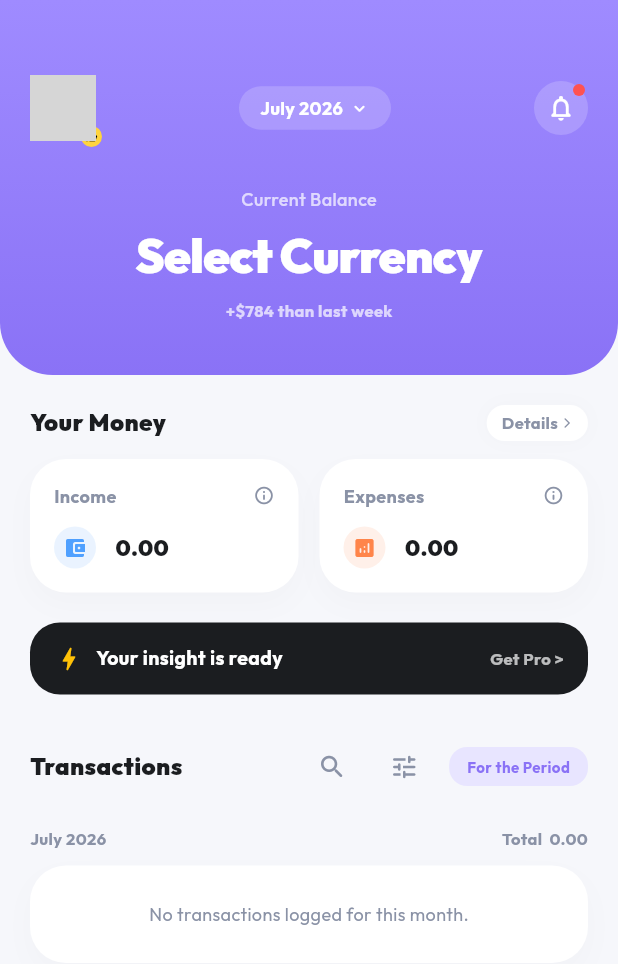
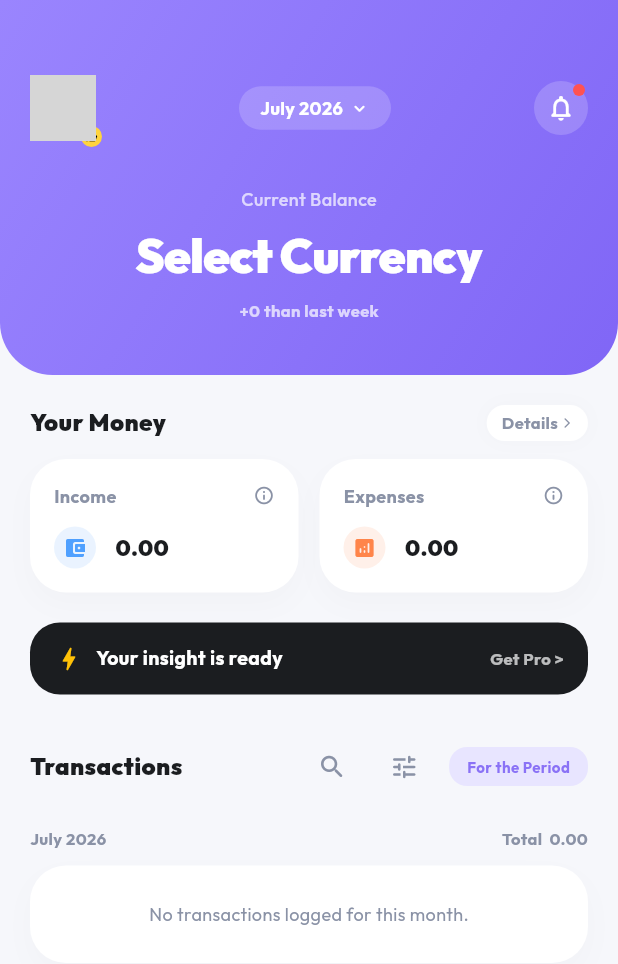
Before and after one commit to RukshanAmodya/Moni, a Flutter app: the DashboardScreen screen opened directly, on a phone screen of 412 x 824 dp. Shown: the top 964 px of the screen. Run offline on Flutter 3.47's test engine with Material 3 defaults, Android fonts, the light colour scheme and no system bars; our stand-ins replace cloud_firestore, firebase_auth, firebase_core, google_fonts, local_auth, shared_preferences; accounts and stored records are empty; network calls fail; grey boxes are pictures that could not be loaded.

Commit message:
UI & Logic: Implement dynamic weekly balance trend metric using active currency and soft diagonal linear gradient shade in header box

```diff
--- a/lib/screens/dashboard_screen.dart
+++ b/lib/screens/dashboard_screen.dart
@@ -52,6 +52,23 @@ class _DashboardScreenState extends State<DashboardScreen> {
         .where((tx) => tx.type == 'income')
         .fold(0.0, (sum, tx) => sum + tx.amount);
 
+    // Calculate weekly trend dynamically
+    final now = DateTime.now();
+    final thisWeekStart = now.subtract(Duration(days: now.weekday - 1));
+    final lastWeekStart = thisWeekStart.subtract(const Duration(days: 7));
+
+    double thisWeekNet = finance.transactions
+        .where((tx) => tx.date.isAfter(thisWeekStart))
+        .fold(0.0, (sum, tx) => sum + (tx.type == 'income' ? tx.amount : -tx.amount));
+
+    double lastWeekNet = finance.transactions
+        .where((tx) => tx.date.isAfter(lastWeekStart) && tx.date.isBefore(thisWeekStart))
+        .fold(0.0, (sum, tx) => sum + (tx.type == 'income' ? tx.amount : -tx.amount));
+
+    double weeklyDiff = thisWeekNet - lastWeekNet;
+    String trendSign = weeklyDiff >= 0 ? '+' : '-';
+    String trendText = '${trendSign}${currencySymbol.isEmpty ? '' : '$currencySymbol '}${NumberFormat('#,##0').format(weeklyDiff.abs())} than last week';
+
     return Scaffold(
       backgroundColor: MoniTheme.background,
       body: SingleChildScrollView(
@@ -64,11 +81,11 @@ class _DashboardScreenState extends State<DashboardScreen> {
               decoration: const BoxDecoration(
                 gradient: LinearGradient(
                   colors: [
-                    Color(0xFF9F8BFF), // Top purple shade
-                    Color(0xFF8A72F6), // Main brand purple
+                    Color(0xFF9A85FE), // Soft lighter lavender shade
+                    Color(0xFF8066F6), // Main brand purple
                   ],
-                  begin: Alignment.topCenter,
-                  end: Alignment.bottomCenter,
+                  begin: Alignment.topLeft,
+                  end: Alignment.bottomRight,
                 ),
                 borderRadius: BorderRadius.only(
                   bottomLeft: Radius.circular(35),
@@ -195,9 +212,9 @@ class _DashboardScreenState extends State<DashboardScreen> {
                     ),
                   ),
                   const SizedBox(height: 6),
-                  const Text(
-                    '+\$784 than last week',
-                    style: TextStyle(color: Colors.white70, fontSize: 11, fontWeight: FontWeight.bold),
+                  Text(
+                    trendText,
+                    style: const TextStyle(color: Colors.white70, fontSize: 11, fontWeight: FontWeight.bold),
                   ),
                 ],
               ),
```
